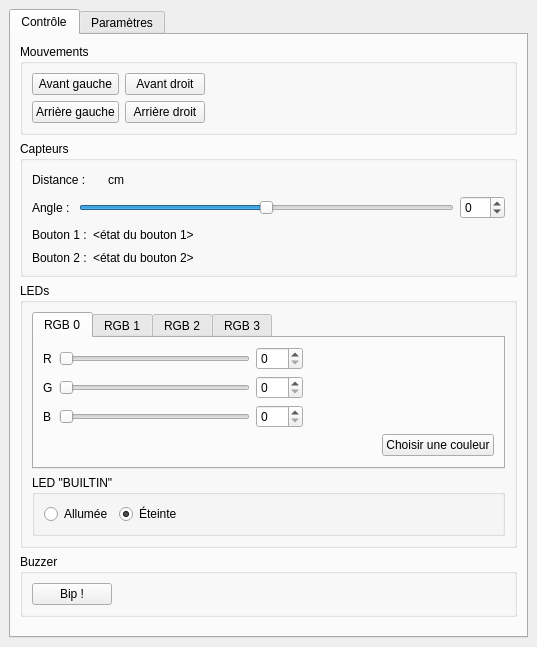
Before: the Qt Designer form py_src/vue_principale.ui in electroLAB-Belgium/electroLABBOT_GUI, drawn with Qt 5.
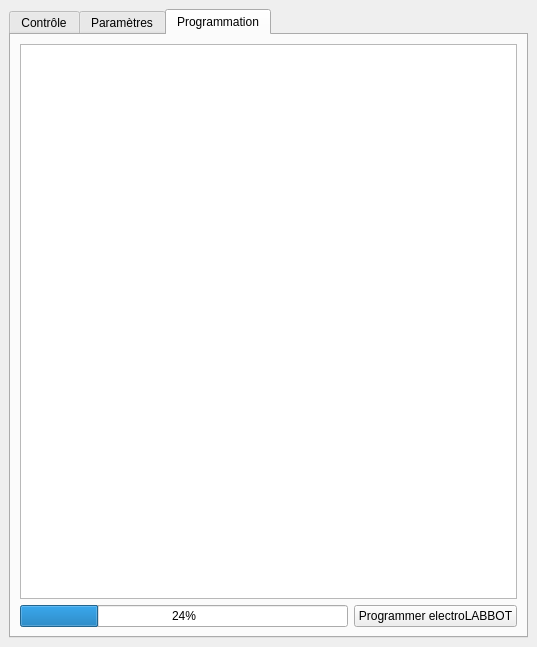
After: the same form once the commit is applied. The open tabs and pages were chosen to show the change.

Patch:
```diff
--- a/py_src/vue_principale.ui
+++ b/py_src/vue_principale.ui
@@ -7,7 +7,7 @@
     <x>0</x>
     <y>0</y>
     <width>537</width>
-    <height>623</height>
+    <height>634</height>
    </rect>
   </property>
   <property name="windowTitle">
@@ -1129,6 +1129,34 @@
         </item>
        </layout>
       </widget>
+      <widget class="QWidget" name="tab_7">
+       <attribute name="title">
+        <string>Programmation</string>
+       </attribute>
+       <layout class="QVBoxLayout" name="verticalLayout_13">
+        <item>
+         <widget class="QTextBrowser" name="console"/>
+        </item>
+        <item>
+         <layout class="QHBoxLayout" name="horizontalLayout_7">
+          <item>
+           <widget class="QProgressBar" name="progress_bar">
+            <property name="value">
+             <number>24</number>
+            </property>
+           </widget>
+          </item>
+          <item>
+           <widget class="QPushButton" name="flash_button">
+            <property name="text">
+             <string>Programmer electroLABBOT</string>
+            </property>
+           </widget>
+          </item>
+         </layout>
+        </item>
+       </layout>
+      </widget>
      </widget>
     </item>
    </layout>
```
